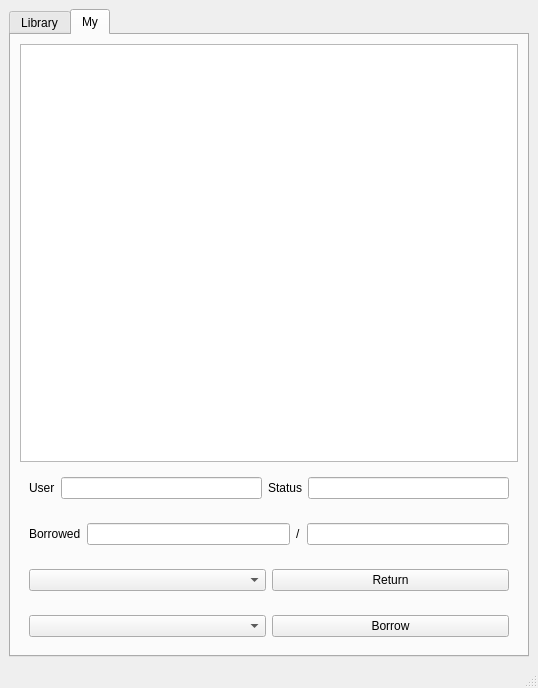
Before: the Qt Designer form mainwindow.ui in WitchElaina/library-system, drawn with Qt 5.
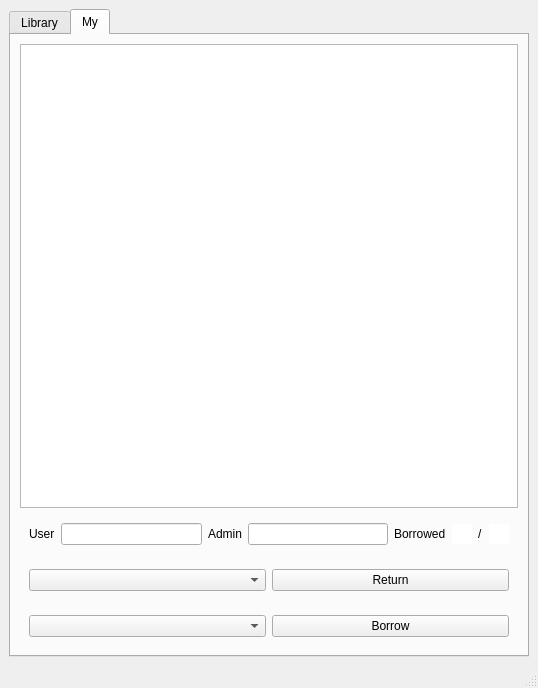
After: the same form once the commit is applied. The open tabs and pages were chosen to show the change.

```diff
--- a/mainwindow.ui
+++ b/mainwindow.ui
@@ -20,6 +20,12 @@
       <property name="currentIndex">
        <number>0</number>
       </property>
+      <property name="usesScrollButtons">
+       <bool>false</bool>
+      </property>
+      <property name="tabsClosable">
+       <bool>false</bool>
+      </property>
       <widget class="QWidget" name="tab">
        <attribute name="title">
         <string>Library</string>
@@ -136,6 +142,9 @@
            </item>
            <item>
             <widget class="QLineEdit" name="lineEdit_usr">
+             <property name="alignment">
+              <set>Qt::AlignCenter</set>
+             </property>
              <property name="readOnly">
               <bool>true</bool>
              </property>
@@ -144,23 +153,20 @@
            <item>
             <widget class="QLabel" name="label_2">
              <property name="text">
-              <string>Status</string>
+              <string>Admin</string>
              </property>
             </widget>
            </item>
            <item>
             <widget class="QLineEdit" name="lineEdit_status">
+             <property name="alignment">
+              <set>Qt::AlignCenter</set>
+             </property>
              <property name="readOnly">
               <bool>true</bool>
              </property>
             </widget>
            </item>
-          </layout>
-         </widget>
-        </item>
-        <item>
-         <widget class="QWidget" name="widget_5" native="true">
-          <layout class="QHBoxLayout" name="horizontalLayout_4">
            <item>
             <widget class="QLabel" name="label_3">
              <property name="text">
@@ -170,6 +176,27 @@
            </item>
            <item>
             <widget class="QLineEdit" name="lineEdit_brd">
+             <property name="enabled">
+              <bool>true</bool>
+             </property>
+             <property name="sizePolicy">
+              <sizepolicy hsizetype="Minimum" vsizetype="Fixed">
+               <horstretch>0</horstretch>
+               <verstretch>0</verstretch>
+              </sizepolicy>
+             </property>
+             <property name="maximumSize">
+              <size>
+               <width>20</width>
+               <height>16777215</height>
+              </size>
+             </property>
+             <property name="frame">
+              <bool>false</bool>
+             </property>
+             <property name="alignment">
+              <set>Qt::AlignCenter</set>
+             </property>
              <property name="readOnly">
               <bool>true</bool>
              </property>
@@ -184,6 +211,24 @@
            </item>
            <item>
             <widget class="QLineEdit" name="lineEdit_brd_max">
+             <property name="sizePolicy">
+              <sizepolicy hsizetype="Fixed" vsizetype="Fixed">
+               <horstretch>0</horstretch>
+               <verstretch>0</verstretch>
+              </sizepolicy>
+             </property>
+             <property name="maximumSize">
+              <size>
+               <width>20</width>
+               <height>16777215</height>
+              </size>
+             </property>
+             <property name="frame">
+              <bool>false</bool>
+             </property>
+             <property name="alignment">
+              <set>Qt::AlignCenter</set>
+             </property>
              <property name="readOnly">
               <bool>true</bool>
              </property>
```
Left out of the diff: 20 changed lines with no effect on the pictures.
